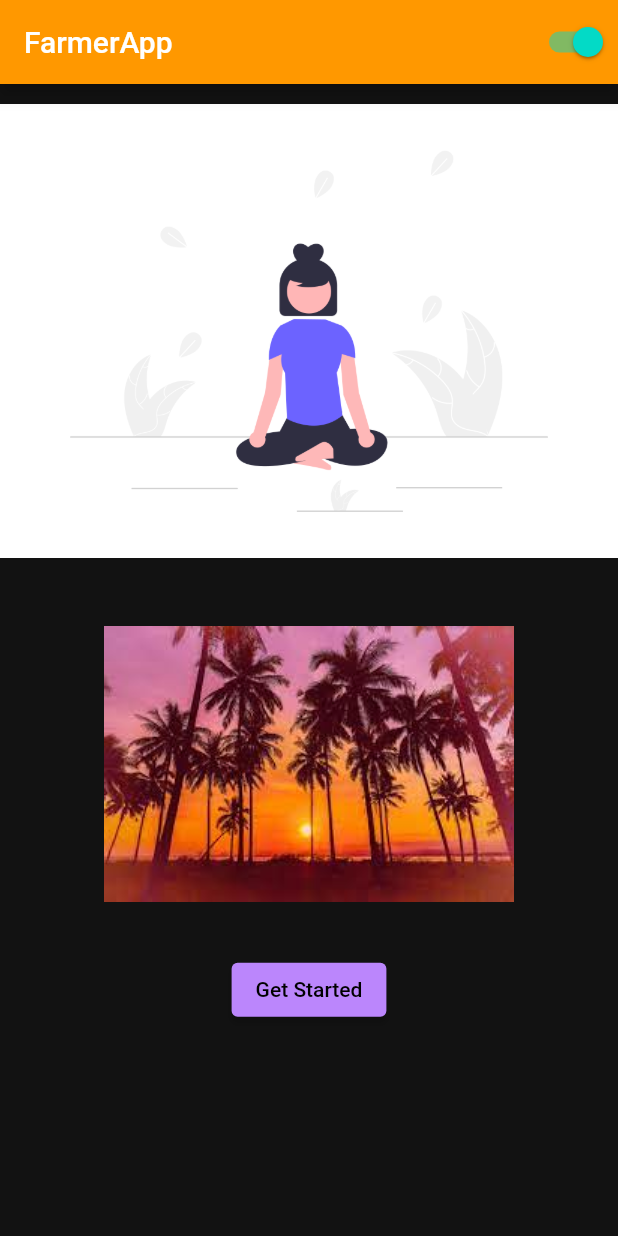
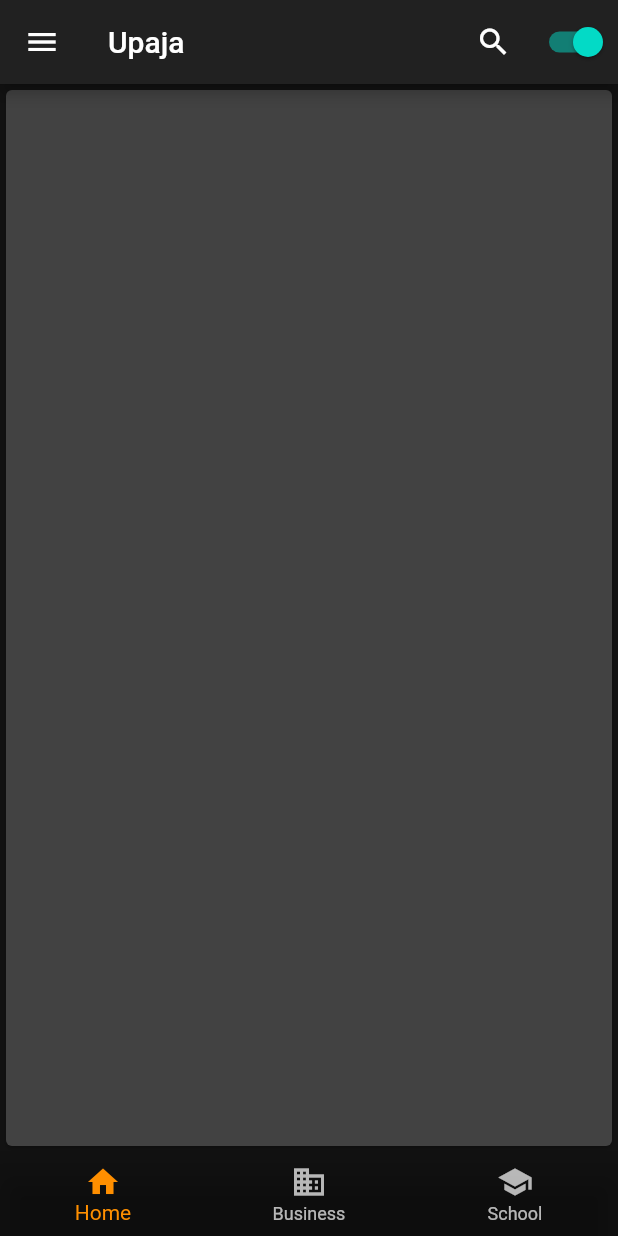
Before and after one commit to Architjain12/farmerApp, a Flutter app: the screen it shows after launch, on a phone screen of 412 x 824 dp. Run offline on Flutter 3.47's test engine with Material 2 defaults, Android fonts, the phone set to English and light mode, and no system bars.

Commit message:
HomePage added

```diff
--- a/lib/main.dart
+++ b/lib/main.dart
@@ -1,4 +1,5 @@
 import 'package:farmer/pages/getStarted.dart';
+import 'package:farmer/pages/home.dart';
 import 'package:flutter/material.dart';
 import 'package:flutter/services.dart';
 import 'package:provider/provider.dart';
@@ -23,7 +24,7 @@ class MyApp extends StatelessWidget {
           themeMode: themeProvider.themeMode,
           theme: MyTheme.lightTheme,
           darkTheme: MyTheme.darkTheme,
-          home: GetStartedPage(),
+          home: HomePage(),//GetStartedPage(),
         );
       });
 }
--- /dev/null
+++ b/lib/pages/home.dart
@@ -0,0 +1,24 @@
+import 'package:farmer/widget/appBar.dart';
+import 'package:farmer/widget/bottomBar.dart';
+import 'package:flutter/material.dart';
+
+class HomePage extends StatelessWidget {
+  const HomePage({Key? key}) : super(key: key);
+
+  @override
+  Widget build(BuildContext context) {
+    return Scaffold(
+      appBar: myAppBar(),
+      body: Card(
+        child: SizedBox.expand(
+          child: SizedBox(
+            height: 50,
+          ),
+        ),
+      ),
+      bottomNavigationBar: myBottomNavigationBar(),
+    );
+  }
+
+
+}
--- a/lib/pages/loginForm.dart
+++ b/lib/pages/loginForm.dart
@@ -1,3 +1,4 @@
+import 'package:farmer/pages/home.dart';
 import 'package:flutter/material.dart';
 
 class LoginForm extends StatefulWidget {
@@ -45,7 +46,10 @@ class _LoginFormState extends State<LoginForm> {
               child: Text("Submit"),
               onPressed: () {
                 if (_formKey.currentState!.validate()) {
-                  if (auth(_email, _password) == 1) {}
+                  if (auth(_email, _password) == 1) {Navigator.push(
+    context,
+    MaterialPageRoute(builder: (context) => HomePage()),
+  );}
                 }
               },
             ),
--- /dev/null
+++ b/lib/widget/appBar.dart
@@ -0,0 +1,30 @@
+import 'package:farmer/widget/changeTheme.dart';
+import 'package:flutter/material.dart';
+
+/*class MyAppBar extends StatelessWidget {
+  const MyAppBar({Key? key}) : super(key: key);
+
+  @override
+  Widget build(BuildContext context) {
+    return AppBar(
+      leading: IconButton(icon: Icon(Icons.menu), onPressed: (){},),
+      title: Text("Upaja"),
+      actions: [IconButton(onPressed: (){}, icon: Icon(Icons.search)), ChangeThemeButtonWidget()],
+    );
+  }
+}
+*/
+
+AppBar myAppBar() {
+  return AppBar(
+    leading: IconButton(
+      icon: Icon(Icons.menu),
+      onPressed: () {},
+    ),
+    title: Text("Upaja"),
+    actions: [
+      IconButton(onPressed: () {}, icon: Icon(Icons.search)),
+      ChangeThemeButtonWidget()
+    ],
+  );
+}
--- /dev/null
+++ b/lib/widget/bottomBar.dart
@@ -0,0 +1,21 @@
+import 'package:flutter/material.dart';
+
+BottomNavigationBar myBottomNavigationBar() {
+    return BottomNavigationBar(
+      items: const <BottomNavigationBarItem>[
+        BottomNavigationBarItem(
+          icon: Icon(Icons.home),
+          label: 'Home',
+        ),
+        BottomNavigationBarItem(
+          icon: Icon(Icons.business),
+          label: 'Business',
+        ),
+        BottomNavigationBarItem(
+          icon: Icon(Icons.school),
+          label: 'School',
+        ),
+      ],
+      selectedItemColor: Colors.amber[800],
+    );
+  }
```
Also changed, not shown: pubspec.lock.
